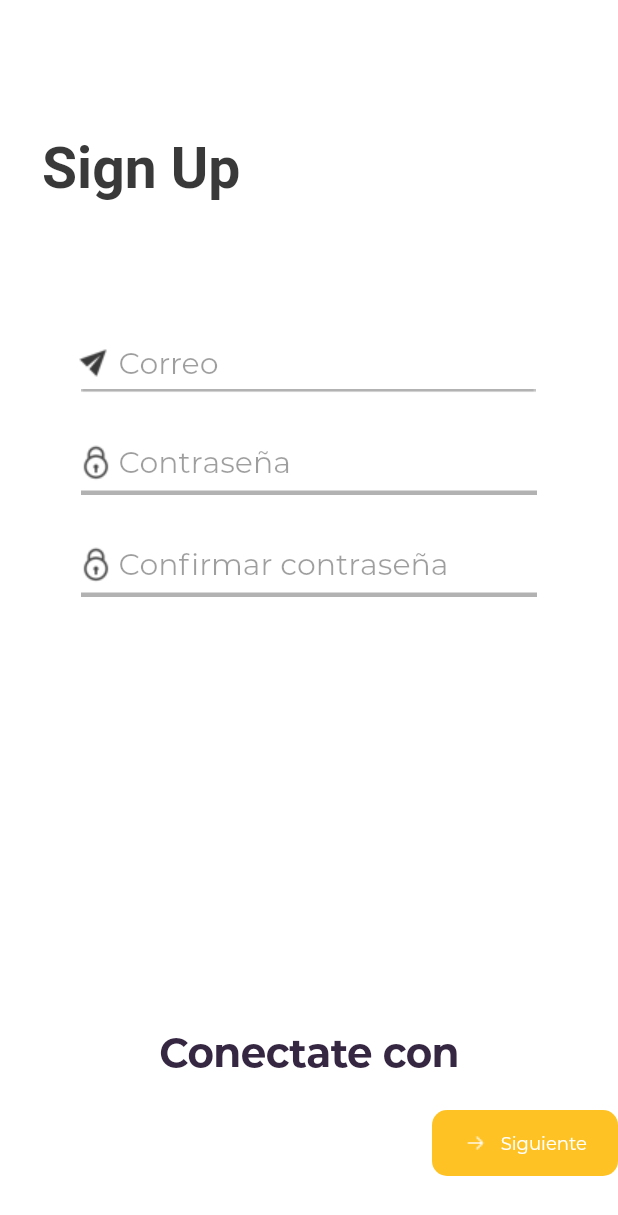
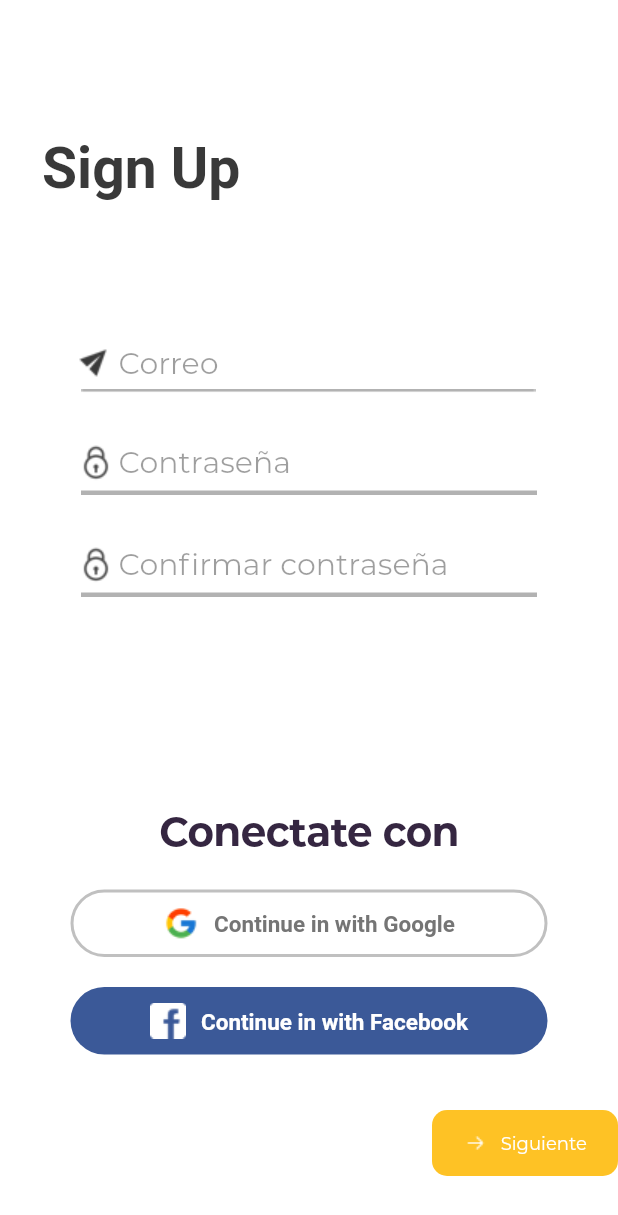
Before and after one commit to bautitravella/main_screens, a Flutter app: the SignUpWidget screen opened directly, on a phone screen of 412 x 824 dp. Shown: the top 1215 px of the screen. Run offline on Flutter 3.47's test engine with Material 2 defaults, Android fonts, the phone set to English and light mode, and no system bars.

Commit message:
signup new constrains

```diff
--- a/lib/sign_up_widget/sign_up_widget.dart
+++ b/lib/sign_up_widget/sign_up_widget.dart
@@ -3,7 +3,18 @@ import 'package:flutterui/values/values.dart';
 import 'package:flutterui/verificacion_widget/verificacion_widget.dart';
 
 class SignUpWidget extends StatelessWidget {
-  void onBtnBluePressed(BuildContext context) {}
+
+  void onViewPressed(BuildContext context) {
+
+  }
+
+  void onViewTwoPressed(BuildContext context) {
+
+  }
+
+  void onBtnBluePressed(BuildContext context) {
+
+  }
 
   @override
   Widget build(BuildContext context) {
@@ -228,18 +239,84 @@ class SignUpWidget extends StatelessWidget {
               ),
             ),
           ),
-
-          //
-          //
-          //
-          //
-          //
-          //
-          //
-          //
-
-
-
+          Container(
+            height: 110,
+            margin: EdgeInsets.only(left: 47, right: 47, bottom: 37),
+            child: Column(
+              mainAxisAlignment: MainAxisAlignment.end,
+              crossAxisAlignment: CrossAxisAlignment.stretch,
+              children: [
+                Container(
+                  height: 45,
+                  margin: EdgeInsets.only(bottom: 20),
+                  child: FlatButton(
+                    onPressed: () => this.onViewPressed(context),
+                    color: AppColors.accentElement,
+                    shape: RoundedRectangleBorder(
+                      side: BorderSide(
+                        color: Color.fromARGB(112, 112, 112, 112),
+                        width: 2,
+                        style: BorderStyle.solid,
+                      ),
+                      borderRadius: BorderRadius.all(Radius.circular(22.5)),
+                    ),
+                    textColor: Color.fromARGB(255, 117, 117, 117),
+                    padding: EdgeInsets.all(0),
+                    child: Row(
+                      mainAxisAlignment: MainAxisAlignment.center,
+                      children: [
+                        Image.asset("assets/images/icons8-google-96px.png",),
+                        SizedBox(
+                          width: 10,
+                        ),
+                        Text(
+                          "Continue in with Google",
+                          textAlign: TextAlign.center,
+                          style: TextStyle(
+                            color: Color.fromARGB(255, 117, 117, 117),
+                            fontFamily: "Roboto",
+                            fontWeight: FontWeight.w700,
+                            fontSize: 15,
+                          ),
+                        ),
+                      ],
+                    ),
+                  ),
+                ),
+                Container(
+                  height: 45,
+                  child: FlatButton(
+                    onPressed: () => this.onViewTwoPressed(context),
+                    color: Color.fromARGB(255, 59, 89, 152),
+                    shape: RoundedRectangleBorder(
+                      borderRadius: BorderRadius.all(Radius.circular(22.5)),
+                    ),
+                    textColor: Color.fromARGB(255, 255, 255, 255),
+                    padding: EdgeInsets.all(0),
+                    child: Row(
+                      mainAxisAlignment: MainAxisAlignment.center,
+                      children: [
+                        Image.asset("assets/images/icons8-facebook-96px-1.png",),
+                        SizedBox(
+                          width: 10,
+                        ),
+                        Text(
+                          "Continue in with Facebook",
+                          textAlign: TextAlign.left,
+                          style: TextStyle(
+                            color: AppColors.secondaryText,
+                            fontFamily: "Roboto",
+                            fontWeight: FontWeight.w700,
+                            fontSize: 15,
+                          ),
+                        ),
+                      ],
+                    ),
+                  ),
+                ),
+              ],
+            ),
+          ),
           Align(
             alignment: Alignment.topRight,
             child: Container(
```
Also changed, not shown: 2 other files.
